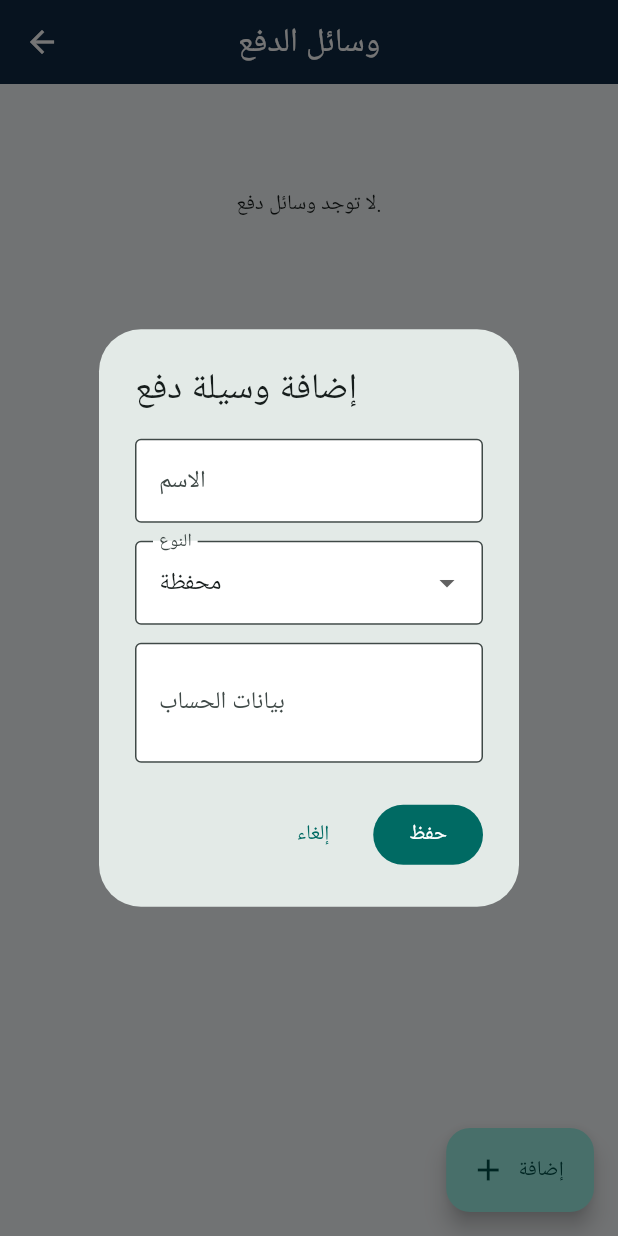
After one commit to aaaaubad-byte/amansoon, a Flutter app: the PaymentMethodsPage screen opened directly, after a tap on "إضافة", on a phone screen of 412 x 824 dp. The commit adds this screen. Run offline on Flutter 3.47's test engine with Material 3 defaults, Android fonts, the phone set to English and light mode, and no system bars; our stand-ins replace supabase_flutter; accounts and stored records are empty.

Commit message:
feat(payments): add admin payment methods management

```diff
--- a/aman_app/lib/data/models/payment_method.dart
+++ b/aman_app/lib/data/models/payment_method.dart
@@ -4,12 +4,18 @@ class PaymentMethod {
     required this.name,
     required this.type,
     required this.accountDetails,
+    required this.status,
+    required this.visibleToCustomers,
   });
 
   final String id;
   final String name;
   final String type;
   final String accountDetails;
+  final String status;
+  final bool visibleToCustomers;
+
+  bool get isActive => status == 'active';
 
   factory PaymentMethod.fromJson(Map<String, dynamic> json) {
     return PaymentMethod(
@@ -17,6 +23,8 @@ class PaymentMethod {
       name: json['name'] as String,
       type: json['type'] as String,
       accountDetails: json['account_details'] as String,
+      status: json['status'] as String? ?? 'active',
+      visibleToCustomers: json['visible_to_customers'] as bool? ?? true,
     );
   }
 }
--- /dev/null
+++ b/aman_app/lib/data/supabase/repositories/payment_methods_repository.dart
@@ -0,0 +1,37 @@
+import 'package:supabase_flutter/supabase_flutter.dart';
+
+import '../../models/payment_method.dart';
+
+class PaymentMethodsRepository {
+  PaymentMethodsRepository(this._client);
+
+  final SupabaseClient _client;
+  static const _fields = 'id, name, type, account_details, status, visible_to_customers';
+
+  Future<List<PaymentMethod>> listAll() async {
+    final rows = await _client.from('payment_methods').select(_fields).order('name').limit(200);
+    return rows.map(PaymentMethod.fromJson).toList(growable: false);
+  }
+
+  Future<PaymentMethod> create({required String name, required String type, required String accountDetails}) async {
+    final row = await _client.from('payment_methods').insert({
+      'name': name.trim(),
+      'type': type,
+      'account_details': accountDetails.trim(),
+    }).select(_fields).single();
+    return PaymentMethod.fromJson(row);
+  }
+
+  Future<PaymentMethod> update({required String id, required String name, required String type, required String accountDetails}) async {
+    final row = await _client.from('payment_methods').update({
+      'name': name.trim(),
+      'type': type,
+      'account_details': accountDetails.trim(),
+    }).eq('id', id).select(_fields).single();
+    return PaymentMethod.fromJson(row);
+  }
+
+  Future<void> setAvailability({required String id, required bool active}) async {
+    await _client.from('payment_methods').update({'status': active ? 'active' : 'inactive'}).eq('id', id);
+  }
+}
--- /dev/null
+++ b/aman_app/lib/features/admin/presentation/payment_methods_page.dart
@@ -0,0 +1,114 @@
+import 'package:flutter/material.dart';
+import 'package:supabase_flutter/supabase_flutter.dart';
+
+import '../../../data/models/payment_method.dart';
+import '../../../data/supabase/repositories/payment_methods_repository.dart';
+
+class PaymentMethodsPage extends StatefulWidget {
+  const PaymentMethodsPage({super.key});
+
+  @override
+  State<PaymentMethodsPage> createState() => _PaymentMethodsPageState();
+}
+
+class _PaymentMethodsPageState extends State<PaymentMethodsPage> {
+  late final PaymentMethodsRepository _repository;
+  Future<List<PaymentMethod>>? _future;
+  String? _error;
+
+  @override
+  void initState() {
+    super.initState();
+    _repository = PaymentMethodsRepository(Supabase.instance.client);
+    _refresh();
+  }
+
+  void _refresh() {
+    setState(() {
+      _error = null;
+      _future = _repository.listAll();
+    });
+  }
+
+  Future<void> _add() async {
+    final input = await showDialog<_PaymentInput>(context: context, builder: (_) => const _PaymentDialog());
+    if (input == null) return;
+    try {
+      await _repository.create(name: input.name, type: input.type, accountDetails: input.details);
+      _notice('تمت إضافة وسيلة الدفع.');
+      _refresh();
+    } on PostgrestException catch (error) { _showError(_friendlyError(error)); }
+  }
+
+  Future<void> _edit(PaymentMethod method) async {
+    final input = await showDialog<_PaymentInput>(context: context, builder: (_) => _PaymentDialog(method: method));
+    if (input == null) return;
+    try {
+      await _repository.update(id: method.id, name: input.name, type: input.type, accountDetails: input.details);
+      _notice('تم تحديث وسيلة الدفع.');
+      _refresh();
+    } on PostgrestException catch (error) { _showError(_friendlyError(error)); }
+  }
+
+  Future<void> _toggle(PaymentMethod method) async {
+    try {
+      await _repository.setAvailability(id: method.id, active: !method.isActive);
+      _notice(method.isActive ? 'تم تعطيل وسيلة الدفع.' : 'تم تفعيل وسيلة الدفع.');
+      _refresh();
+    } on PostgrestException catch (error) { _showError(_friendlyError(error)); }
+  }
+
+  String _friendlyError(PostgrestException error) => error.code == '42501' ? 'ليست لديك صلاحية لتنفيذ العملية.' : error.message;
+  void _notice(String message) { if (mounted) ScaffoldMessenger.of(context).showSnackBar(SnackBar(content: Text(message))); }
+  void _showError(String error) { if (mounted) setState(() => _error = error); }
+
+  @override
+  Widget build(BuildContext context) {
+    return Scaffold(
+      appBar: AppBar(title: const Text('وسائل الدفع')),
+      floatingActionButton: FloatingActionButton.extended(onPressed: _add, icon: const Icon(Icons.add), label: const Text('إضافة')),
+      body: FutureBuilder<List<PaymentMethod>>(
+        future: _future,
+        builder: (context, snapshot) {
+          if (snapshot.connectionState != ConnectionState.done) return const Center(child: CircularProgressIndicator());
+          if (snapshot.hasError) return Center(child: FilledButton(onPressed: _refresh, child: const Text('إعادة المحاولة')));
+          final methods = snapshot.data ?? const <PaymentMethod>[];
+          return RefreshIndicator(onRefresh: () async => _refresh(), child: ListView(padding: const EdgeInsets.all(20), children: [
+            if (_error != null) Card(color: Theme.of(context).colorScheme.errorContainer, child: Padding(padding: const EdgeInsets.all(12), child: Text(_error!))),
+            if (methods.isEmpty) const Padding(padding: EdgeInsets.all(50), child: Center(child: Text('لا توجد وسائل دفع.'))),
+            ...methods.map((method) => Card(child: ListTile(leading: Icon(method.isActive ? Icons.account_balance_wallet_outlined : Icons.block), title: Text(method.name), subtitle: Text('${_typeLabel(method.type)}\n${method.accountDetails}\n${method.isActive ? 'فعالة' : 'معطلة'}'), isThreeLine: true, trailing: Wrap(children: [IconButton(onPressed: () => _edit(method), icon: const Icon(Icons.edit_outlined)), IconButton(onPressed: () => _toggle(method), icon: Icon(method.isActive ? Icons.visibility_off_outlined : Icons.visibility_outlined))]))),
+          ]));
+        },
+      ),
+    );
+  }
+
+  String _typeLabel(String type) { switch (type) { case 'wallet': return 'محفظة'; case 'bank': return 'بنك'; case 'exchange': return 'صرافة'; default: return type; } }
+}
+
+class _PaymentInput {
+  const _PaymentInput({required this.name, required this.type, required this.details});
+  final String name;
+  final String type;
+  final String details;
+}
+
+class _PaymentDialog extends StatefulWidget {
+  const _PaymentDialog({this.method});
+  final PaymentMethod? method;
+  @override
+  State<_PaymentDialog> createState() => _PaymentDialogState();
+}
+
+class _PaymentDialogState extends State<_PaymentDialog> {
+  final _formKey = GlobalKey<FormState>();
+  late final TextEditingController _name;
+  late final TextEditingController _details;
+  late String _type;
+  @override
+  void initState() { super.initState(); _name = TextEditingController(text: widget.method?.name); _details = TextEditingController(text: widget.method?.accountDetails); _type = widget.method?.type ?? 'wallet'; }
+  @override
+  void dispose() { _name.dispose(); _details.dispose(); super.dispose(); }
+  @override
+  Widget build(BuildContext context) => AlertDialog(title: Text(widget.method == null ? 'إضافة وسيلة دفع' : 'تعديل وسيلة الدفع'), content: Form(key: _formKey, child: Column(mainAxisSize: MainAxisSize.min, children: [TextFormField(controller: _name, decoration: const InputDecoration(labelText: 'الاسم'), validator: (v) => v == null || v.trim().isEmpty ? 'أدخل الاسم' : null), const SizedBox(height: 12), DropdownButtonFormField<String>(value: _type, decoration: const InputDecoration(labelText: 'النوع'), items: const [DropdownMenuItem(value: 'wallet', child: Text('محفظة')), DropdownMenuItem(value: 'bank', child: Text('بنك')), DropdownMenuItem(value: 'exchange', child: Text('صرافة'))], onChanged: (value) { if (value != null) setState(() => _type = value); }), const SizedBox(height: 12), TextFormField(controller: _details, maxLines: 2, decoration: const InputDecoration(labelText: 'بيانات الحساب'), validator: (v) => v == null || v.trim().isEmpty ? 'أدخل بيانات الحساب' : null)])), actions: [TextButton(onPressed: () => Navigator.pop(context), child: const Text('إلغاء')), FilledButton(onPressed: () { if (_formKey.currentState!.validate()) Navigator.pop(context, _PaymentInput(name: _name.text, type: _type, details: _details.text)); }, child: const Text('حفظ'))]);
+}
```
Also changed, not shown: aman_app/lib/features/admin/presentation/admin_dashboard.dart (+11 -0 lines), 2 other files.
